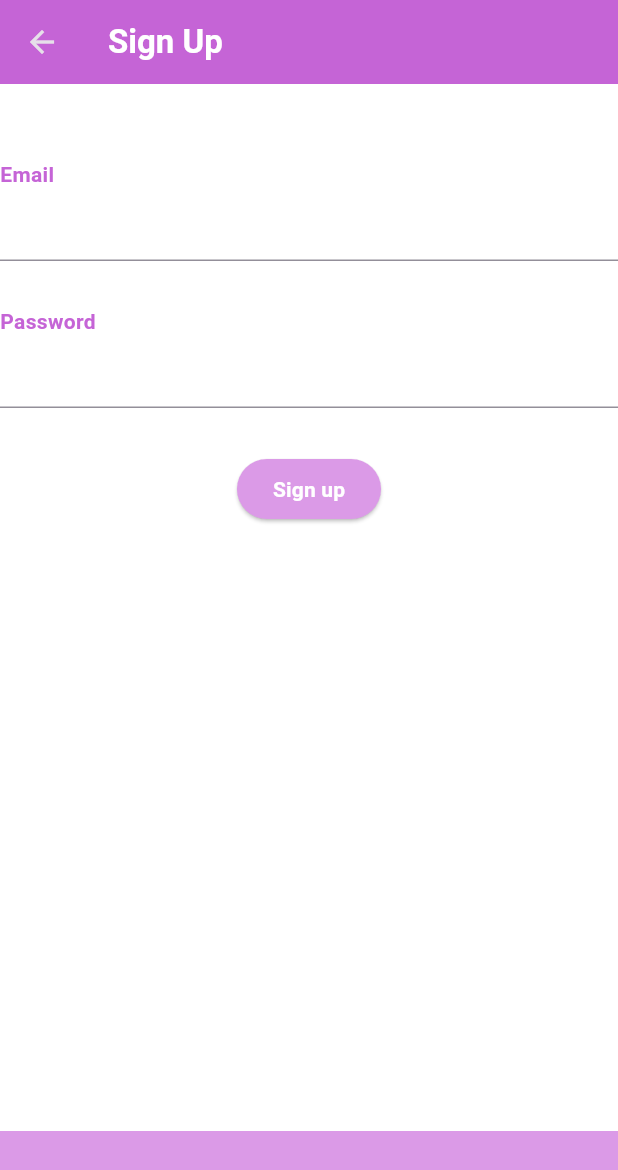
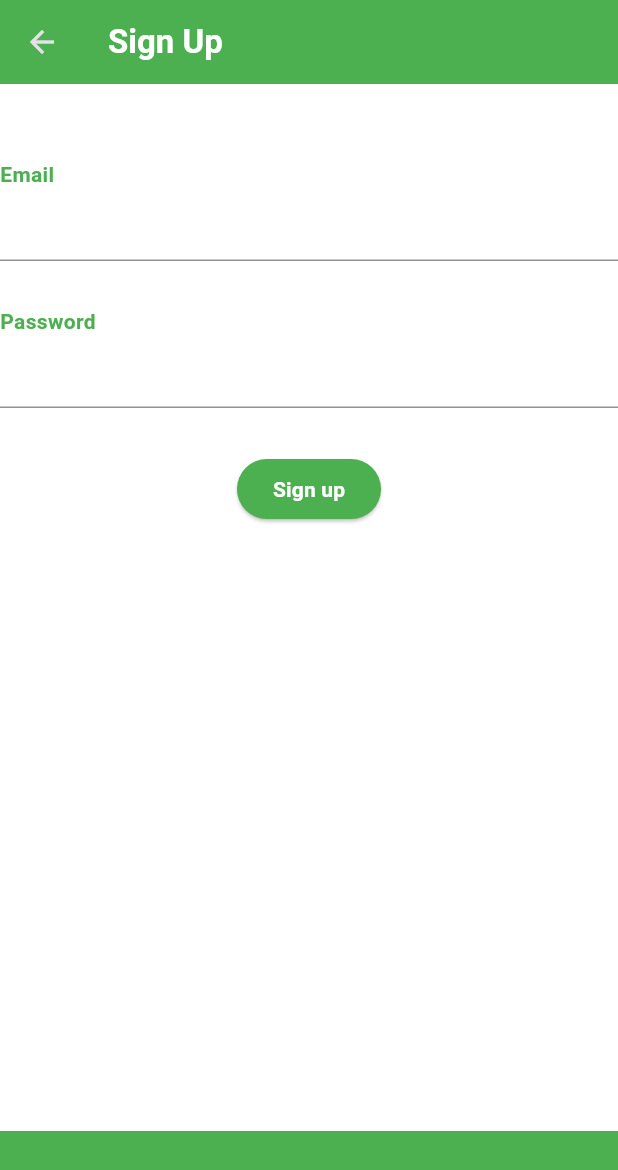
Before and after one commit to salmasawy12/SpotifyApiSearch, a Flutter app: the screen it shows after launch, after a tap on "Sign up", on a phone screen of 412 x 824 dp. Shown: the top 1170 px of the screen. Run offline on Flutter 3.47's test engine with Material 3 defaults, Android fonts, the phone set to English and light mode, and no system bars; our stand-ins replace lottie.

Commit message:
animation

```diff
--- a/lib/choice.dart
+++ b/lib/choice.dart
@@ -17,11 +17,11 @@ class _choiceState extends State<choice> {
     return Scaffold(
       backgroundColor: Colors.white,
       appBar: AppBar(
-        backgroundColor: const Color.fromARGB(255, 219, 154, 231),
+        backgroundColor: Colors.green,
       ),
        bottomNavigationBar: BottomAppBar(
         height: 70,
-        color: const Color.fromARGB(255, 219, 154, 231),
+        color:  Colors.green,
       ),
 
       body: Center(
--- a/lib/customwidget.dart
+++ b/lib/customwidget.dart
@@ -23,7 +23,7 @@ class customwidget extends StatelessWidget {
           style: ElevatedButton.styleFrom(
             padding: EdgeInsets.symmetric(horizontal: 20, vertical: 10),
             textStyle: TextStyle(fontSize: 18),
-            backgroundColor: const Color.fromARGB(255, 219, 154, 231),
+            backgroundColor:  Colors.green,
           ),
         ),
         ElevatedButton(
@@ -36,7 +36,7 @@ class customwidget extends StatelessWidget {
           style: ElevatedButton.styleFrom(
             padding: EdgeInsets.symmetric(horizontal: 20, vertical: 10),
             textStyle: TextStyle(fontSize: 18),
-            backgroundColor: const Color.fromARGB(255, 219, 154, 231),
+            backgroundColor:  Colors.green,
           ),
         ),
       ],
--- a/lib/homepage.dart
+++ b/lib/homepage.dart
@@ -16,7 +16,7 @@ class _homePageState extends State<homepage> {
       backgroundColor: Colors.white,
       appBar: AppBar(
         elevation: 0.0,
-        backgroundColor: const Color.fromARGB(255, 219, 154, 231),
+        backgroundColor: Colors.green,
         title: Text('Fetch',
         style: TextStyle(
           fontSize: 28,
@@ -27,7 +27,7 @@ class _homePageState extends State<homepage> {
       ),
        bottomNavigationBar: BottomAppBar(
         height: 70,
-        color: const Color.fromARGB(255, 219, 154, 231),
+        color:  Colors.green,
       ),
 
 
@@ -42,14 +42,14 @@ class _homePageState extends State<homepage> {
               style: TextStyle(
                 fontSize: 20,
                 fontWeight: FontWeight.bold,
-                color:  Color.fromARGB(255, 197, 100, 214),
+                color:  Colors.green,
               ),
               ),
 
              SizedBox(height: 50),
              ElevatedButton(
               child: Text('Sign up',style: TextStyle(color: Colors.white, fontWeight: FontWeight.bold),),
-              style: ElevatedButton.styleFrom(backgroundColor:const Color.fromARGB(255, 219, 154, 231) ),
+              style: ElevatedButton.styleFrom(backgroundColor: Colors.green ),
                 onPressed: () {
                   Navigator.push(
                     context,
--- a/lib/main.dart
+++ b/lib/main.dart
@@ -1,5 +1,6 @@
 import 'package:flutter/material.dart';
 import 'homepage.dart';
+import 'package:lottie/lottie.dart';
 
 void main() => runApp(Project());
 
@@ -13,7 +14,32 @@ class Project extends StatelessWidget {
           appBarTheme: AppBarTheme(
             backgroundColor: Color(0xFF0A0E21),
           )),
-      home: homepage(),
+      home: SplashScreen(),
     );
   }
 }
+class SplashScreen extends StatelessWidget {
+  @override
+  Widget build(BuildContext context) {
+    return Scaffold(
+      backgroundColor: Colors.white,
+      body: Align(
+        alignment: Alignment.center,
+        child: Lottie.asset(
+          'assets/spotify.json',
+          fit: BoxFit.fill, // Ensures the animation covers the whole screen
+          repeat: false,
+          onLoaded: (composition) {
+            // Delay for 2 seconds instead of waiting for the full animation duration
+            Future.delayed(Duration(seconds: 2), () {
+              Navigator.pushReplacement(
+                context,
+                MaterialPageRoute(builder: (context) => const homepage()),
+              );
+            });
+          },
+        ),
+      ),
+    );
+  }
+}
--- a/lib/signup.dart
+++ b/lib/signup.dart
@@ -10,14 +10,13 @@ class SignUpPage extends StatelessWidget {
       backgroundColor: Colors.white,
       appBar: AppBar(
         title: Text('Sign Up', style: TextStyle(fontWeight: FontWeight.bold, color: Colors.white)),
-        backgroundColor: Color.fromARGB(255, 197, 100, 214),
-
+        backgroundColor: Colors.green,
 
       ),
 
        bottomNavigationBar: BottomAppBar(
         height: 70,
-        color: const Color.fromARGB(255, 219, 154, 231),
+        color: Colors.green,
       ),
       body:Form(
       key: _formKey,
@@ -28,7 +27,7 @@ class SignUpPage extends StatelessWidget {
           Text('Email',
           style: TextStyle(
             fontWeight: FontWeight.bold,
-            color:  Color.fromARGB(255, 197, 100, 214),
+            color:   Colors.green,
 
           )
           ),
@@ -45,7 +44,7 @@ class SignUpPage extends StatelessWidget {
            Text('Password',
           style: TextStyle(
             fontWeight: FontWeight.bold,
-             color:  Color.fromARGB(255, 197, 100, 214),
+             color:  Colors.green,
 
           )
 
@@ -64,7 +63,7 @@ class SignUpPage extends StatelessWidget {
           Center(
             child: ElevatedButton(
               child: Text('Sign up', style: TextStyle(color: Colors.white,fontWeight: FontWeight.bold),),
-              style: ElevatedButton.styleFrom(backgroundColor: const Color.fromARGB(255, 219, 154, 231),),
+              style: ElevatedButton.styleFrom(backgroundColor: Colors.green,),
               onPressed: () {
 
                 if (_formKey.currentState!.validate()) {
--- a/lib/spotify.dart
+++ b/lib/spotify.dart
@@ -117,12 +117,12 @@ Future<void> getArtistAndTopTracks(String artistName) async{
       backgroundColor: Colors.white,
       appBar: AppBar(
         title: Text('Spotify Artist Search', style: TextStyle(color: Colors.white),),
-          backgroundColor: const Color.fromARGB(255, 219, 154, 231),
+          backgroundColor: Colors.green,
 
       ),
        bottomNavigationBar: BottomAppBar(
         height: 70,
-        color: const Color.fromARGB(255, 219, 154, 231),
+        color:  Colors.green,
       ),
 
       body: Padding(
@@ -139,7 +139,7 @@ Future<void> getArtistAndTopTracks(String artistName) async{
               ),
             ),
             SizedBox(height: 20),
-            ElevatedButton(child: Text('Search',style: TextStyle(color: Colors.white,fontWeight: FontWeight.bold)),style: ElevatedButton.styleFrom(backgroundColor: const Color.fromARGB(255, 219, 154, 231),), onPressed: () {
+            ElevatedButton(child: Text('Search',style: TextStyle(color: Colors.white,fontWeight: FontWeight.bold)),style: ElevatedButton.styleFrom(backgroundColor:  Colors.green,), onPressed: () {
                 if (controller.text.isNotEmpty) {
                   getArtistAndTopTracks(controller.text);
                 }
--- a/lib/spotifysong.dart
+++ b/lib/spotifysong.dart
@@ -94,12 +94,12 @@ Future<void> getArtistAndTopTracks(String Songname) async{
       backgroundColor: Colors.white,
       appBar: AppBar(
         title: Text('Spotify Song Search', style: TextStyle(color: Colors.white),),
-          backgroundColor: const Color.fromARGB(255, 219, 154, 231),
+          backgroundColor: Colors.green,
 
       ),
        bottomNavigationBar: BottomAppBar(
         height: 70,
-        color: const Color.fromARGB(255, 219, 154, 231),
+        color:  Colors.green,
       ),
 
       body: Padding(
@@ -117,7 +117,7 @@ Future<void> getArtistAndTopTracks(String Songname) async{
             ),
             SizedBox(height: 20),
            ElevatedButton(child: Text('Search',style: TextStyle(color: Colors.white,fontWeight: FontWeight.bold)),
-           style: ElevatedButton.styleFrom(backgroundColor: const Color.fromARGB(255, 219, 154, 231),),  onPressed: () {
+           style: ElevatedButton.styleFrom(backgroundColor:  Colors.green,),  onPressed: () {
                 if (controller.text.isNotEmpty) {
                   getArtistAndTopTracks(controller.text);
                 }
--- a/pubspec.yaml
+++ b/pubspec.yaml
@@ -10,7 +10,8 @@ dependencies:
   flutter:
     sdk: flutter
   http: ^1.2.0
-
+  lottie: ^3.1.3
+  web: 0.3.0
 
 dev_dependencies:
   flutter_test:
@@ -19,3 +20,6 @@ dev_dependencies:
 
 flutter:
   uses-material-design: true
+
+  assets:
+    - assets/spotify.json
```
Also changed, not shown: assets/spotify.json (added, +1 -0 lines), pubspec.lock.
